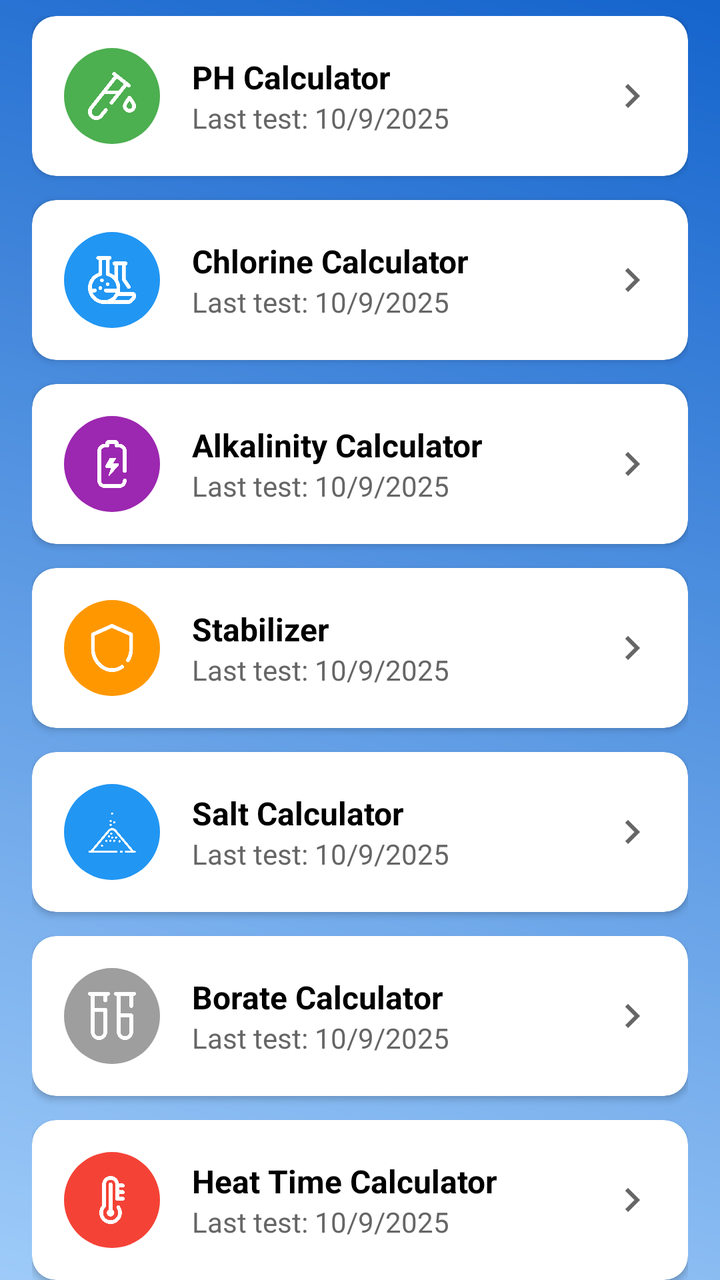
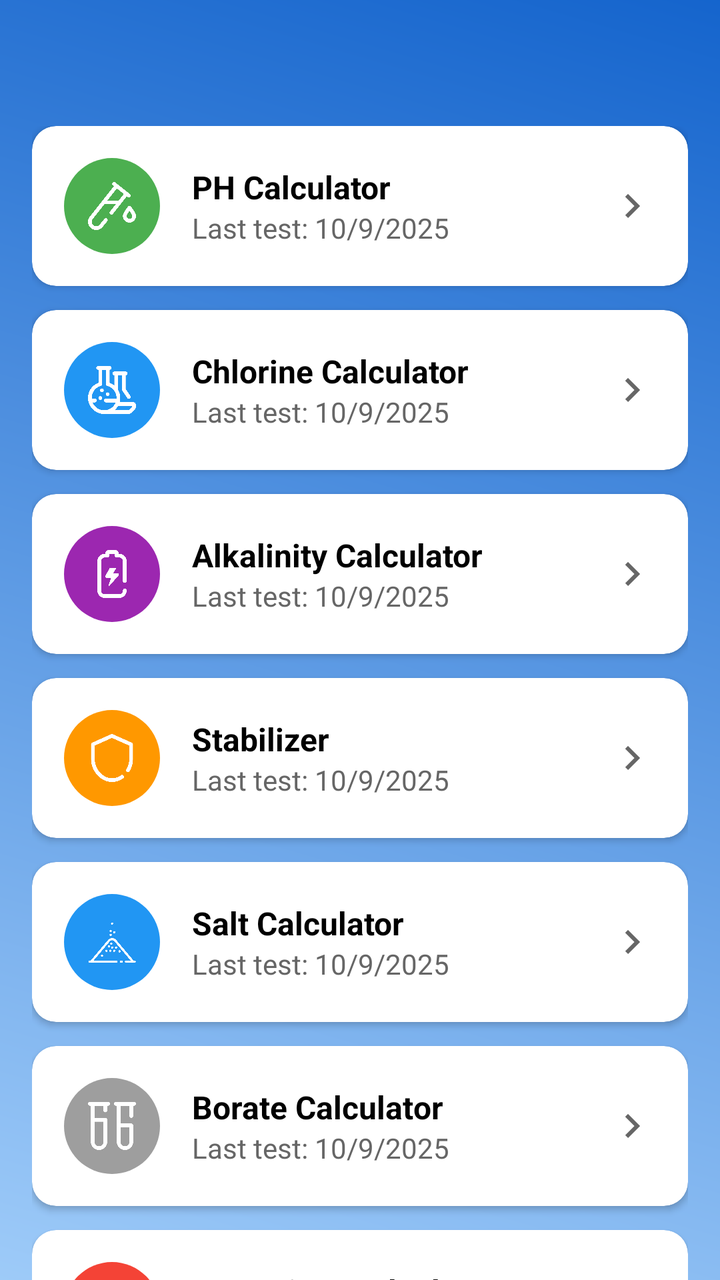

An Android layout rendered at two revisions. The XML below is the earlier revision; the diff shows what the commit changed to produce the second picture.
<!-- AndroidManifest.xml: application theme Theme.PoolApp -->
<!-- res/layout/calculator_selector.xml -->
<?xml version="1.0" encoding="utf-8"?>
<androidx.constraintlayout.widget.ConstraintLayout
    xmlns:android="http://schemas.android.com/apk/res/android"
    xmlns:app="http://schemas.android.com/apk/res-auto"
    xmlns:tools="http://schemas.android.com/tools"
    android:layout_width="match_parent"
    android:layout_height="match_parent"
    android:background="@drawable/pbg"
    tools:context=".Calculator_Selector">

    <androidx.cardview.widget.CardView
        android:id="@+id/card_top_bar"
        android:layout_width="match_parent"
        android:layout_height="wrap_content"
        app:layout_constraintTop_toTopOf="parent"
        app:cardElevation="4dp"
        app:cardCornerRadius="0dp"
        app:cardBackgroundColor="@android:color/white"/>

    <androidx.core.widget.NestedScrollView
        android:layout_width="match_parent"
        android:layout_height="0dp"
        app:layout_constraintTop_toBottomOf="@id/card_top_bar"
        app:layout_constraintBottom_toBottomOf="parent"
        android:paddingVertical="8dp"
        android:clipToPadding="false"
        android:paddingBottom="72dp"> <LinearLayout
        android:layout_width="match_parent"
        android:layout_height="wrap_content"
        android:orientation="vertical"
        android:paddingHorizontal="16dp">

        <androidx.cardview.widget.CardView
            android:id="@+id/card_ph_calculator"
            android:layout_width="match_parent"
            android:layout_height="wrap_content"
            android:layout_marginBottom="12dp"
            app:cardCornerRadius="12dp"
            app:cardElevation="2dp"
            android:clickable="true"
            android:focusable="true"
            android:foreground="?attr/selectableItemBackground">
            <LinearLayout
                android:layout_width="match_parent"
                android:layout_height="wrap_content"
                android:orientation="horizontal"
                android:padding="16dp"
                android:gravity="center_vertical">
                <ImageView
                    android:layout_width="48dp"
                    android:layout_height="48dp"
                    android:padding="12dp"
                    android:background="@drawable/rounded_icon_bg_green"
                    android:src="@drawable/ph"
                    app:tint="@color/white"
                    android:contentDescription="pH Calculator Icon"/>
                <LinearLayout
                    android:layout_width="0dp"
                    android:layout_height="wrap_content"
                    android:layout_weight="1"
                    android:orientation="vertical"
                    android:layout_marginStart="16dp">
                    <TextView
                        android:layout_width="wrap_content"
                        android:layout_height="wrap_content"
                        android:text="PH Calculator"
                        android:textColor="@color/black"
                        android:textSize="16sp"
                        android:textStyle="bold"/>
                    <TextView
                        android:id="@+id/tv_ph_last_test"
                        android:layout_width="wrap_content"
                        android:layout_height="wrap_content"
                        android:text="Last test: 10/9/2025"
                        android:textColor="@color/grey_dark"
                        android:textSize="14sp"/>
                </LinearLayout>
                <ImageView
                    android:layout_width="24dp"
                    android:layout_height="24dp"
                    android:src="@drawable/ic_arrow_forward_ios"
                    app:tint="@color/grey_dark"
                    android:contentDescription="Go to pH Calculator"/>
            </LinearLayout>
        </androidx.cardview.widget.CardView>

        <androidx.cardview.widget.CardView
            android:id="@+id/card_chlorine_calculator"
            android:layout_width="match_parent"
            android:layout_height="wrap_content"
            android:layout_marginBottom="12dp"
            app:cardCornerRadius="12dp"
            app:cardElevation="2dp"
            android:clickable="true"
            android:focusable="true"
            android:foreground="?attr/selectableItemBackground">
            <LinearLayout
                android:layout_width="match_parent"
                android:layout_height="wrap_content"
                android:orientation="horizontal"
                android:padding="16dp"
                android:gravity="center_vertical">
                <ImageView
                    android:layout_width="48dp"
                    android:layout_height="48dp"
                    android:padding="12dp"
                    android:background="@drawable/rounded_icon_bg_blue"
                    android:src="@drawable/chlorine"
                    app:tint="@color/white"
                    android:contentDescription="Chlorine Calculator Icon"/>
                <LinearLayout
                    android:layout_width="0dp"
                    android:layout_height="wrap_content"
                    android:layout_weight="1"
                    android:orientation="vertical"
                    android:layout_marginStart="16dp">
                    <TextView
                        android:layout_width="wrap_content"
                        android:layout_height="wrap_content"
                        android:text="Chlorine Calculator"
                        android:textColor="@color/black"
                        android:textSize="16sp"
                        android:textStyle="bold"/>
                    <TextView
                        android:id="@+id/tv_chlorine_last_test"
                        android:layout_width="wrap_content"
                        android:layout_height="wrap_content"
                        android:text="Last test: 10/9/2025"
                        android:textColor="@color/grey_dark"
                        android:textSize="14sp"/>
                </LinearLayout>
                <ImageView
                    android:layout_width="24dp"
                    android:layout_height="24dp"
                    android:src="@drawable/ic_arrow_forward_ios"
                    app:tint="@color/grey_dark"
                    android:contentDescription="Go to Chlorine Calculator"/>
            </LinearLayout>
        </androidx.cardview.widget.CardView>

        <androidx.cardview.widget.CardView
            android:id="@+id/card_alkalinity_calculator"
            android:layout_width="match_parent"
            android:layout_height="wrap_content"
            android:layout_marginBottom="12dp"
            app:cardCornerRadius="12dp"
            app:cardElevation="2dp"
            android:clickable="true"
            android:focusable="true"
            android:foreground="?attr/selectableItemBackground">
            <LinearLayout
                android:layout_width="match_parent"
                android:layout_height="wrap_content"
                android:orientation="horizontal"
                android:padding="16dp"
                android:gravity="center_vertical">
                <ImageView
                    android:layout_width="48dp"
                    android:layout_height="48dp"
                    android:padding="12dp"
                    android:background="@drawable/rounded_icon_bg_purple"
                    android:src="@drawable/alkalinity"
                    app:tint="@color/white"
                    android:contentDescription="Alkalinity Calculator Icon"/>
                <LinearLayout
                    android:layout_width="0dp"
                    android:layout_height="wrap_content"
                    android:layout_weight="1"
                    android:orientation="vertical"
                    android:layout_marginStart="16dp">
                    <TextView
                        android:layout_width="wrap_content"
                        android:layout_height="wrap_content"
                        android:text="Alkalinity Calculator"
                        android:textColor="@color/black"
                        android:textSize="16sp"
                        android:textStyle="bold"/>
                    <TextView
                        android:id="@+id/tv_alkalinity_last_test"
                        android:layout_width="wrap_content"
                        android:layout_height="wrap_content"
                        android:text="Last test: 10/9/2025"
                        android:textColor="@color/grey_dark"
                        android:textSize="14sp"/>
                </LinearLayout>
                <ImageView
                    android:layout_width="24dp"
                    android:layout_height="24dp"
                    android:src="@drawable/ic_arrow_forward_ios"
                    app:tint="@color/grey_dark"
                    android:contentDescription="Go to Alkalinity Calculator"/>
            </LinearLayout>
        </androidx.cardview.widget.CardView>

        <androidx.cardview.widget.CardView
            android:id="@+id/card_stabilizer_calculator"
            android:layout_width="match_parent"
            android:layout_height="wrap_content"
            android:layout_marginBottom="12dp"
            app:cardCornerRadius="12dp"
            app:cardElevation="2dp"
            android:clickable="true"
            android:focusable="true"
            android:foreground="?attr/selectableItemBackground">
            <LinearLayout
                android:layout_width="match_parent"
                android:layout_height="wrap_content"
                android:orientation="horizontal"
                android:padding="16dp"
                android:gravity="center_vertical">
                <ImageView
                    android:layout_width="48dp"
                    android:layout_height="48dp"
                    android:padding="12dp"
                    android:background="@drawable/rounded_icon_bg_orange"
                    android:src="@drawable/stabilizer"
                    app:tint="@color/white"
                    android:contentDescription="Stabilizer Calculator Icon"/>
                <LinearLayout
                    android:layout_width="0dp"
                    android:layout_height="wrap_content"
                    android:layout_weight="1"
                    android:orientation="vertical"
                    android:layout_marginStart="16dp">
                    <TextView
                        android:layout_width="wrap_content"
                        android:layout_height="wrap_content"
                        android:text="Stabilizer"
                        android:textColor="@color/black"
                        android:textSize="16sp"
                        android:textStyle="bold"/>
                    <TextView
                        android:id="@+id/tv_stabilizer_last_test"
                        android:layout_width="wrap_content"
                        android:layout_height="wrap_content"
                        android:text="Last test: 10/9/2025"
                        android:textColor="@color/grey_dark"
                        android:textSize="14sp"/>
                </LinearLayout>
                <ImageView
                    android:layout_width="24dp"
                    android:layout_height="24dp"
                    android:src="@drawable/ic_arrow_forward_ios"
                    app:tint="@color/grey_dark"
                    android:contentDescription="Go to Stabilizer Calculator"/>
            </LinearLayout>
        </androidx.cardview.widget.CardView>

        <androidx.cardview.widget.CardView
            android:id="@+id/card_salt_calculator"
            android:layout_width="match_parent"
            android:layout_height="wrap_content"
            android:layout_marginBottom="12dp"
            app:cardCornerRadius="12dp"
            app:cardElevation="2dp"
            android:clickable="true"
            android:focusable="true"
            android:foreground="?attr/selectableItemBackground">
            <LinearLayout
                android:layout_width="match_parent"
                android:layout_height="wrap_content"
                android:orientation="horizontal"
                android:padding="16dp"
                android:gravity="center_vertical">
                <ImageView
                    android:layout_width="48dp"
                    android:layout_height="48dp"
                    android:padding="12dp"
                    android:background="@drawable/rounded_icon_bg_light_blue"
                    android:src="@drawable/salt"
                    app:tint="@color/white"
                    android:contentDescription="Salt Calculator Icon"/>
                <LinearLayout
                    android:layout_width="0dp"
                    android:layout_height="wrap_content"
                    android:layout_weight="1"
                    android:orientation="vertical"
                    android:layout_marginStart="16dp">
                    <TextView
                        android:layout_width="wrap_content"
                        android:layout_height="wrap_content"
                        android:text="Salt Calculator"
                        android:textColor="@color/black"
                        android:textSize="16sp"
                        android:textStyle="bold"/>
                    <TextView
                        android:id="@+id/tv_salt_last_test"
                        android:layout_width="wrap_content"
                        android:layout_height="wrap_content"
                        android:text="Last test: 10/9/2025"
                        android:textColor="@color/grey_dark"
                        android:textSize="14sp"/>
                </LinearLayout>
                <ImageView
                    android:layout_width="24dp"
                    android:layout_height="24dp"
                    android:src="@drawable/ic_arrow_forward_ios"
                    app:tint="@color/grey_dark"
                    android:contentDescription="Go to Salt Calculator"/>
            </LinearLayout>
        </androidx.cardview.widget.CardView>

        <androidx.cardview.widget.CardView
            android:id="@+id/card_borate_calculator"
            android:layout_width="match_parent"
            android:layout_height="wrap_content"
            android:layout_marginBottom="12dp"
            app:cardCornerRadius="12dp"
            app:cardElevation="2dp"
            android:clickable="true"
            android:focusable="true"
            android:foreground="?attr/selectableItemBackground">
            <LinearLayout
                android:layout_width="match_parent"
                android:layout_height="wrap_content"
                android:orientation="horizontal"
                android:padding="16dp"
                android:gravity="center_vertical">
                <ImageView
                    android:layout_width="48dp"
                    android:layout_height="48dp"
                    android:padding="12dp"
                    android:background="@drawable/rounded_icon_bg_grey"
                    android:src="@drawable/borate"
                    app:tint="@color/white"
                    android:contentDescription="Borate Calculator Icon"/>
                <LinearLayout
                    android:layout_width="0dp"
                    android:layout_height="wrap_content"
                    android:layout_weight="1"
                    android:orientation="vertical"
                    android:layout_marginStart="16dp">
                    <TextView
                        android:layout_width="wrap_content"
                        android:layout_height="wrap_content"
                        android:text="Borate Calculator"
                        android:textColor="@color/black"
                        android:textSize="16sp"
                        android:textStyle="bold"/>
                    <TextView
                        android:id="@+id/tv_borate_last_test"
                        android:layout_width="wrap_content"
                        android:layout_height="wrap_content"
                        android:text="Last test: 10/9/2025"
                        android:textColor="@color/grey_dark"
                        android:textSize="14sp"/>
                </LinearLayout>
                <ImageView
                    android:layout_width="24dp"
                    android:layout_height="24dp"
                    android:src="@drawable/ic_arrow_forward_ios"
                    app:tint="@color/grey_dark"
                    android:contentDescription="Go to Borate Calculator"/>
            </LinearLayout>
        </androidx.cardview.widget.CardView>

        <androidx.cardview.widget.CardView
            android:id="@+id/card_heat_time_calculator"
            android:layout_width="match_parent"
            android:layout_height="wrap_content"
            android:layout_marginBottom="12dp"
            app:cardCornerRadius="12dp"
            app:cardElevation="2dp"
            android:clickable="true"
            android:focusable="true"
            android:foreground="?attr/selectableItemBackground">
            <LinearLayout
                android:layout_width="match_parent"
                android:layout_height="wrap_content"
                android:orientation="horizontal"
                android:padding="16dp"
                android:gravity="center_vertical">
                <ImageView
                    android:layout_width="48dp"
                    android:layout_height="48dp"
                    android:padding="12dp"
                    android:background="@drawable/rounded_icon_bg_red"
                    android:src="@drawable/heat"
                    app:tint="@color/white"
                    android:contentDescription="Heat Time Calculator Icon"/>
                <LinearLayout
                    android:layout_width="0dp"
                    android:layout_height="wrap_content"
                    android:layout_weight="1"
                    android:orientation="vertical"
                    android:layout_marginStart="16dp">
                    <TextView
                        android:layout_width="wrap_content"
                        android:layout_height="wrap_content"
                        android:text="Heat Time Calculator"
                        android:textColor="@color/black"
                        android:textSize="16sp"
                        android:textStyle="bold"/>
                    <TextView
                        android:id="@+id/tv_heat_time_last_test"
                        android:layout_width="wrap_content"
                        android:layout_height="wrap_content"
                        android:text="Last test: 10/9/2025"
                        android:textColor="@color/grey_dark"
                        android:textSize="14sp"/>
                </LinearLayout>
                <ImageView
                    android:layout_width="24dp"
                    android:layout_height="24dp"
                    android:src="@drawable/ic_arrow_forward_ios"
                    app:tint="@color/grey_dark"
                    android:contentDescription="Go to Heat Time Calculator"/>
            </LinearLayout>
        </androidx.cardview.widget.CardView>

    </LinearLayout>
    </androidx.core.widget.NestedScrollView>

</androidx.constraintlayout.widget.ConstraintLayout>
<!-- resources referenced by this layout -->
<resources>
  <color name="black">#FF000000</color>
  <color name="grey_dark">#666666</color>
  <color name="white">#FFFFFFFF</color>
  <!-- drawable alkalinity: png bitmap (drawable, 14630 bytes) -->
  <!-- drawable borate: png bitmap (drawable, 10184 bytes) -->
  <!-- drawable chlorine: png bitmap (drawable, 20670 bytes) -->
  <!-- drawable heat: png bitmap (drawable, 14420 bytes) -->
  <!-- drawable ic_arrow_forward_ios (drawable) -->
  <vector xmlns:android="http://schemas.android.com/apk/res/android"
      android:width="24dp"
      android:height="24dp"
      android:viewportWidth="24"
      android:viewportHeight="24">
      <path
          android:fillColor="@android:color/white"
          android:pathData="M8.59,16.59L13.17,12L8.59,7.41L10,6l6,6 -6,6 -1.41,-1.41z"/>
  </vector>
  <!-- drawable pbg: png bitmap (drawable, 122204 bytes) -->
  <!-- drawable ph: png bitmap (drawable, 27136 bytes) -->
  <!-- drawable rounded_icon_bg_blue (drawable) -->
  <?xml version="1.0" encoding="utf-8"?>
  <shape xmlns:android="http://schemas.android.com/apk/res/android"
      android:shape="oval">
      <solid android:color="@color/blue_icon_bg"/>
  </shape>
  <!-- drawable rounded_icon_bg_green (drawable) -->
  <?xml version="1.0" encoding="utf-8"?>
  <shape xmlns:android="http://schemas.android.com/apk/res/android"
      android:shape="oval">
      <solid android:color="@color/green_icon_bg"/>
  </shape>
  <!-- drawable rounded_icon_bg_grey (drawable) -->
  <?xml version="1.0" encoding="utf-8"?>
  <shape xmlns:android="http://schemas.android.com/apk/res/android"
      android:shape="oval">
      <solid android:color="@color/grey_icon_bg"/>
  </shape>
  <!-- drawable rounded_icon_bg_light_blue (drawable) -->
  <?xml version="1.0" encoding="utf-8"?>
  <shape xmlns:android="http://schemas.android.com/apk/res/android"
      android:shape="oval">
      <solid android:color="@color/blue_icon_bg"/>
  </shape>
  <!-- drawable rounded_icon_bg_orange (drawable) -->
  <?xml version="1.0" encoding="utf-8"?>
  <shape xmlns:android="http://schemas.android.com/apk/res/android"
      android:shape="oval">
      <solid android:color="@color/orange_icon_bg"/>
  </shape>
  <!-- drawable rounded_icon_bg_purple (drawable) -->
  <?xml version="1.0" encoding="utf-8"?>
  <shape xmlns:android="http://schemas.android.com/apk/res/android"
      android:shape="oval">
      <solid android:color="@color/purple_icon_bg"/>
  </shape>
  <!-- drawable rounded_icon_bg_red (drawable) -->
  <?xml version="1.0" encoding="utf-8"?>
  <shape xmlns:android="http://schemas.android.com/apk/res/android"
      android:shape="oval">
      <solid android:color="@color/red_icon_bg"/>
  </shape>
  <!-- drawable salt: png bitmap (drawable, 11658 bytes) -->
  <!-- drawable stabilizer: png bitmap (drawable, 18635 bytes) -->
  <style name="Theme.PoolApp" parent="Theme.Material3.DayNight.NoActionBar">
          <item name="colorPrimary">@color/colorPrimary</item>
          <item name="colorPrimaryVariant">@color/colorPrimaryVariant</item>
          <item name="colorOnPrimary">@color/colorOnPrimary</item>
          <item name="colorSecondary">@color/colorSecondary</item>
          <item name="colorOnSecondary">@color/colorOnSecondary</item>
          <item name="colorSurface">@color/colorSurface</item>
          <item name="colorOnSurface">@color/colorOnSurface</item>
          <item name="android:statusBarColor" tools:targetApi="l">?attr/colorPrimaryVariant</item>
      </style>
  <color name="blue_icon_bg">#2196F3</color>
  <color name="green_icon_bg">#4CAF50</color>
  <color name="grey_icon_bg">#9E9E9E</color>
  <color name="orange_icon_bg">#FF9800</color>
  <color name="purple_icon_bg">#9C27B0</color>
  <color name="red_icon_bg">#F44336</color>
  <color name="colorPrimary">#096ca7</color>
  <color name="colorPrimaryVariant">#034b75</color>
  <color name="colorOnPrimary">#FFFFFF</color>
  <color name="colorSecondary">#0A57FF</color>
  <color name="colorOnSecondary">#FFFFFF</color>
  <color name="colorSurface">#FFFFFF</color>
  <color name="colorOnSurface">#1C1B1F</color>
</resources>

<!-- the commit's change to res/layout/calculator_selector.xml (unified diff, before → after) -->
@@ -24,11 +24,14 @@
         app:layout_constraintBottom_toBottomOf="parent"
         android:paddingVertical="8dp"
         android:clipToPadding="false"
-        android:paddingBottom="72dp"> <LinearLayout
+        android:paddingBottom="72dp">
+
+        <LinearLayout
         android:layout_width="match_parent"
         android:layout_height="wrap_content"
         android:orientation="vertical"
-        android:paddingHorizontal="16dp">
+        android:paddingHorizontal="16dp"
+            android:layout_marginTop="55dp">
 
         <androidx.cardview.widget.CardView
             android:id="@+id/card_ph_calculator"
